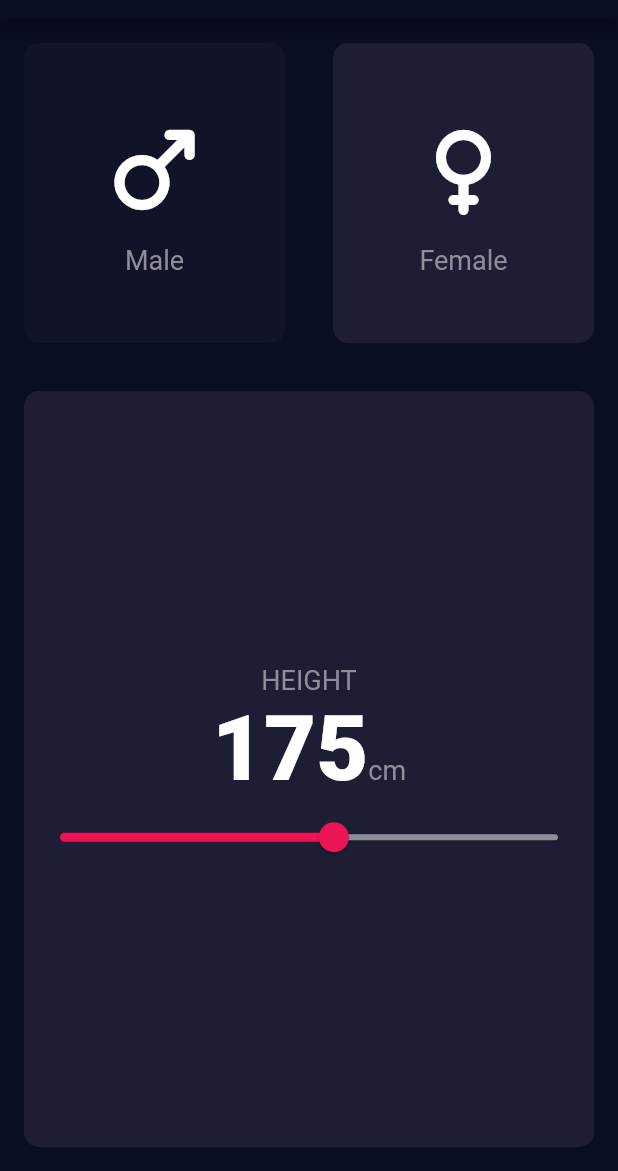
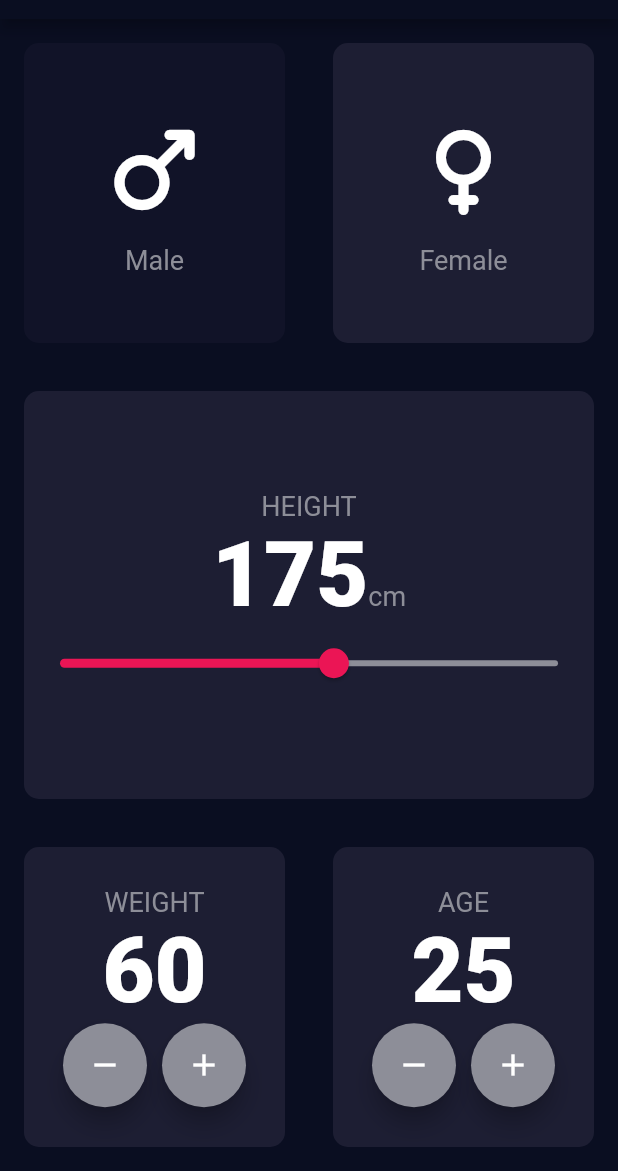
Before and after one commit to HeratUni-CS/bmi-calculator-RamezRayyan64, a Flutter app: the screen it shows after launch, on a phone screen of 412 x 824 dp, the part 65-1236 px from its top. Run offline on Flutter 3.47's test engine with Material 2 defaults, Android fonts, the phone set to English and light mode, and no system bars.

Commit message:
set weight and age widgets added to input screen

```diff
--- a/lib/screens/input_screen.dart
+++ b/lib/screens/input_screen.dart
@@ -3,6 +3,7 @@ import 'dart:math';
 import 'package:bmi_starting/constants/constants.dart';
 import 'package:bmi_starting/widgets/select_gender_widget.dart';
 import 'package:bmi_starting/widgets/set_height_widget.dart';
+import 'package:bmi_starting/widgets/set_weight_widget.dart';
 import 'package:flutter/material.dart';
 
 class InputScreen extends StatefulWidget {
@@ -75,6 +76,42 @@ class _InputScreenState extends State<InputScreen> {
                   });
                 }),
           ),
+          Row(
+            children: [
+              Expanded(
+                child: SetWeightWidget(
+                  counter: weight,
+                  text: 'WEIGHT',
+                  onPressedSubstract: () {
+                    setState(() {
+                      weight--;
+                    });
+                  },
+                  onPressedAdd: () {
+                    setState(() {
+                      weight++;
+                    });
+                  },
+                ),
+              ),
+              Expanded(
+                child: SetWeightWidget(
+                  counter: age,
+                  text: 'AGE',
+                  onPressedSubstract: () {
+                    setState(() {
+                      age--;
+                    });
+                  },
+                  onPressedAdd: () {
+                    setState(() {
+                      age++;
+                    });
+                  },
+                ),
+              )
+            ],
+          ),
         ],
       )),
     );
--- /dev/null
+++ b/lib/widgets/set_weight_widget.dart
@@ -0,0 +1,34 @@
+import 'package:bmi_starting/widgets/substract_add_input_widget.dart';
+import 'package:flutter/material.dart';
+
+class SetWeightWidget extends StatelessWidget {
+  const SetWeightWidget({
+    Key? key,
+    required this.counter,
+    required this.text,
+    required this.onPressedSubstract,
+    required this.onPressedAdd,
+  }) : super(key: key);
+
+  final int counter;
+  final String text;
+  final Function() onPressedSubstract;
+  final Function() onPressedAdd;
+
+  @override
+  Widget build(BuildContext context) {
+    return Container(
+      height: 200,
+      margin: const EdgeInsets.all(16),
+      decoration: BoxDecoration(
+          color: const Color(0xFF1D1E33),
+          borderRadius: BorderRadius.circular(10)),
+      child: SubstractAddInputWidget(
+        text: text,
+        counter: counter,
+        stateSubstract: onPressedSubstract,
+        stateAdd: onPressedAdd,
+      ),
+    );
+  }
+}
--- /dev/null
+++ b/lib/widgets/substract_add_input_widget.dart
@@ -0,0 +1,60 @@
+import 'package:bmi_starting/constants/constants.dart';
+import 'package:flutter/material.dart';
+
+class SubstractAddInputWidget extends StatelessWidget {
+  const SubstractAddInputWidget(
+      {Key? key,
+      required this.text,
+      required this.counter,
+      required this.stateSubstract,
+      required this.stateAdd})
+      : super(key: key);
+
+  final String text;
+  final int counter;
+  final Function() stateSubstract;
+  final Function() stateAdd;
+
+  @override
+  Widget build(BuildContext context) {
+    return Center(
+      child: Column(
+        mainAxisAlignment: MainAxisAlignment.center,
+        children: [
+          Text(
+            text,
+            style: kTextStyle,
+          ),
+          Text(
+            '$counter',
+            style: kTextStyleNumbers,
+          ),
+          Row(
+            mainAxisAlignment: MainAxisAlignment.center,
+            children: [
+              FloatingActionButton(
+                  heroTag: null,
+                  backgroundColor: const Color(0xFF8D8E98),
+                  onPressed: stateSubstract,
+                  child: const Icon(
+                    Icons.remove,
+                    color: Colors.white,
+                  )),
+              const SizedBox(
+                width: 10,
+              ),
+              FloatingActionButton(
+                  heroTag: null,
+                  backgroundColor: const Color(0xFF8D8E98),
+                  onPressed: stateAdd,
+                  child: const Icon(
+                    Icons.add,
+                    color: Colors.white,
+                  )),
+            ],
+          )
+        ],
+      ),
+    );
+  }
+}
```
